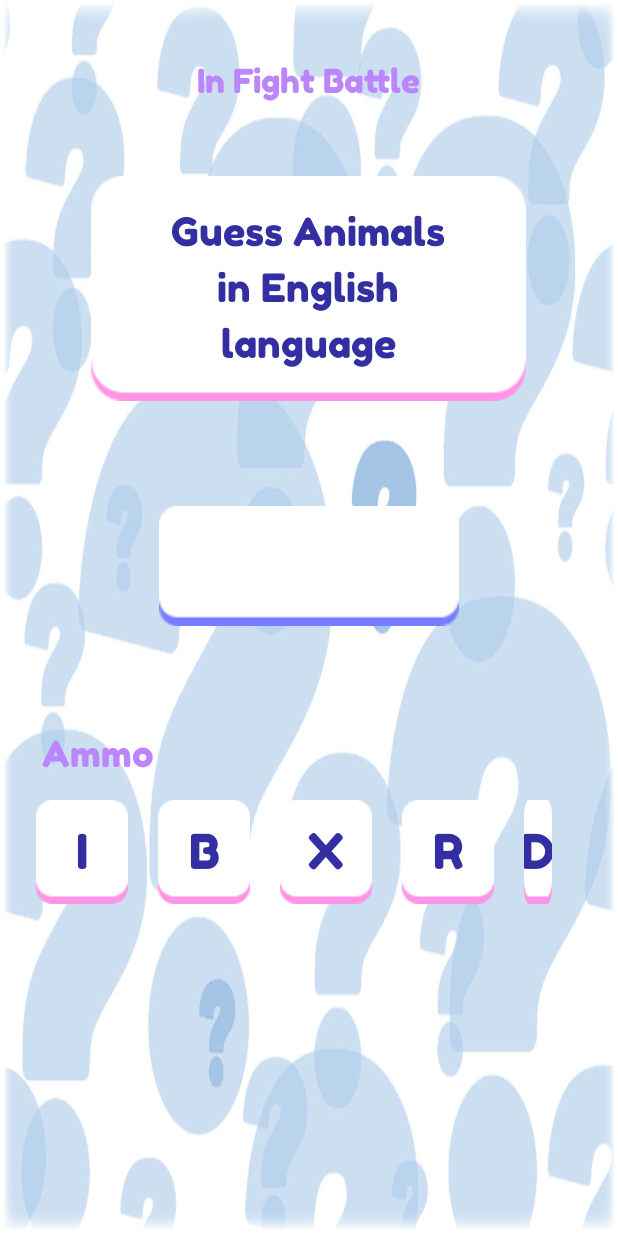
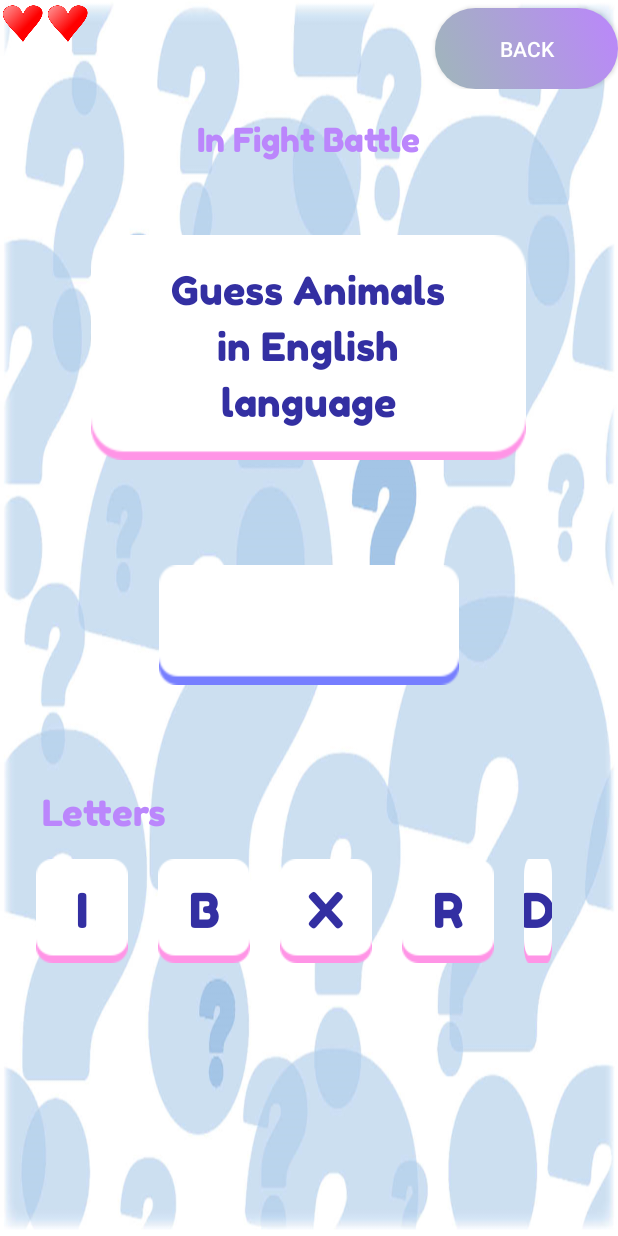
Before and after one commit to hannakatz/AndroidTriviaProject, an Android app: the GameActivity screen opened directly, with no data from a screen before it, after a tap on an icon or button, on a phone screen of 412 x 824 dp. Run offline under Robolectric (Android 15) with nearby library versions, the light colour scheme and no system bars; 3 other taps on this screen came first.

Commit message:
gameStatuseHurt
gameStatuseHurt

```diff
--- a/app/src/main/java/com/example/triviaproject/GameActivity.java
+++ b/app/src/main/java/com/example/triviaproject/GameActivity.java
@@ -1,16 +1,23 @@
 package com.example.triviaproject;
 
 import androidx.appcompat.app.AppCompatActivity;
+
+import android.content.Context;
+import android.content.SharedPreferences;
 import android.graphics.Typeface;
 import android.os.Bundle;
 import android.view.Gravity;
 import android.view.View;
 import android.view.animation.Animation;
 import android.view.animation.AnimationUtils;
+import android.widget.Button;
 import android.widget.EditText;
+import android.widget.ImageView;
 import android.widget.LinearLayout;
 import android.widget.TextView;
 import android.widget.Toast;
+
+import com.google.gson.Gson;
 
 import java.util.Random;
 
@@ -20,20 +27,56 @@ public class GameActivity extends AppCompatActivity {
     private int maxPresCounter = 4;
     private String[] keys = {"R", "I", "B", "D", "X"};
     private String textAnswer = "BIRD";
+    private Player player;
     TextView textScreen, textQuestion, textTitle;
     Animation animation;
+    private static int score;
+    private static int lives = 3;
+    private ImageView live1;
+    private ImageView live2;
+    private ImageView live3;
+
+    Button btnBack;
+
+    private final String CREDENTIAL_SHARED_PREF = "our_shared_pref";
 
     @Override
     protected void onCreate(Bundle savedInstanceState) {
         super.onCreate(savedInstanceState);
         setContentView(R.layout.activity_game);
+
         animation = AnimationUtils.loadAnimation(this, R.anim.smallbigforth);
+        btnBack = findViewById(R.id.btn_back);
+
+        live1 = findViewById(R.id.live_1);
+        live2 = findViewById(R.id.live_2);
+        live3 = findViewById(R.id.live_3);
 
         keys = shuffleArray(keys);
         for(String key : keys){
             addView(((LinearLayout)findViewById(R.id.layout_parent)), key, ((EditText) findViewById(R.id.edit_text)));
         }
         maxPresCounter = 4;
+
+        SharedPreferences credentials = getSharedPreferences(CREDENTIAL_SHARED_PREF, Context.MODE_PRIVATE);
+        Gson gson = new Gson();
+        String json = credentials.getString("Player","");
+        player = gson.fromJson(json,Player.class);
+
+        btnBack.setOnClickListener(new View.OnClickListener() {
+            @Override
+            public void onClick(View view) {
+                player.playerScores.add(new PlayerScore(score, "Survival Mode"));
+
+                SharedPreferences credentials = getSharedPreferences(CREDENTIAL_SHARED_PREF, Context.MODE_PRIVATE);
+                SharedPreferences.Editor editor = credentials.edit();
+                Gson gson = new Gson();
+                String json = gson.toJson(player);
+                editor.putString("Player",json);
+                editor.commit();
+            }
+        });
+
     }
 
     private String[] shuffleArray(String[] array){
@@ -103,8 +146,22 @@ public class GameActivity extends AppCompatActivity {
 
         if(editText.getText().toString().equals(textAnswer)){
             Toast.makeText(GameActivity.this, "Correct", Toast.LENGTH_SHORT).show();
+            score++;
         }else {
             Toast.makeText(GameActivity.this, "Wrong", Toast.LENGTH_SHORT).show();
+            if(lives == 3){
+              live3.setBackgroundResource(R.color.transparent);
+            }
+            if(lives == 2){
+                live2.setBackgroundResource(R.color.transparent);
+            }
+            if(lives == 1){
+                live1.setBackgroundResource(R.color.transparent);
+            }
+            if(lives == 0){
+                Toast.makeText(GameActivity.this, "Game Over", Toast.LENGTH_SHORT).show();
+            }
+            lives--;
         }
         editText.setText("");
 
--- a/app/src/main/res/layout/activity_game.xml
+++ b/app/src/main/res/layout/activity_game.xml
@@ -5,6 +5,39 @@
     android:orientation="vertical"
     xmlns:android="http://schemas.android.com/apk/res/android">
 
+    <LinearLayout
+        android:layout_width="match_parent"
+        android:layout_height="wrap_content"
+        android:orientation="horizontal">
+
+        <ImageView
+            android:id="@+id/live_1"
+            android:layout_width="30dp"
+            android:layout_height="30dp"
+            android:background="@drawable/heart"/>
+        <ImageView
+            android:id="@+id/live_2"
+            android:layout_width="30dp"
+            android:layout_height="30dp"
+            android:background="@drawable/heart"/>
+        <ImageView
+            android:id="@+id/live_3"
+            android:layout_width="30dp"
+            android:layout_height="30dp"
+            android:background="@drawable/heart"/>
+
+        <Button
+            android:layout_width="wrap_content"
+            android:layout_height="wrap_content"
+            android:id="@+id/btn_back"
+            android:background="@drawable/but_shape_selector"
+            android:text="Back"
+            android:textColor="@color/white"
+            android:layout_marginTop="5dp"
+            android:layout_marginLeft="200dp"/>
+
+
+    </LinearLayout>
     <TextView
         android:layout_width="wrap_content"
         android:layout_height="wrap_content"
@@ -12,7 +45,7 @@
         android:layout_gravity="center"
         android:textSize="22sp"
         android:textColor="@color/purple_200"
-        android:layout_marginTop="40dp"
+        android:layout_marginTop="20dp"
         android:id="@+id/text_screen"
         android:textStyle="bold"/>
 
@@ -56,7 +89,7 @@
 
 <TextView
     android:id="@+id/text_title"
-    android:text="Ammo"
+    android:text="Letters"
     android:textSize="24sp"
     android:textColor="@color/purple_200"
     android:textStyle="bold"
```
Also changed, not shown: app/src/main/java/com/example/triviaproject/Player.java (+12 -0 lines), app/src/main/java/com/example/triviaproject/PlayerScore.java (+23 -0 lines), app/src/main/res/drawable/heart.png (added).
